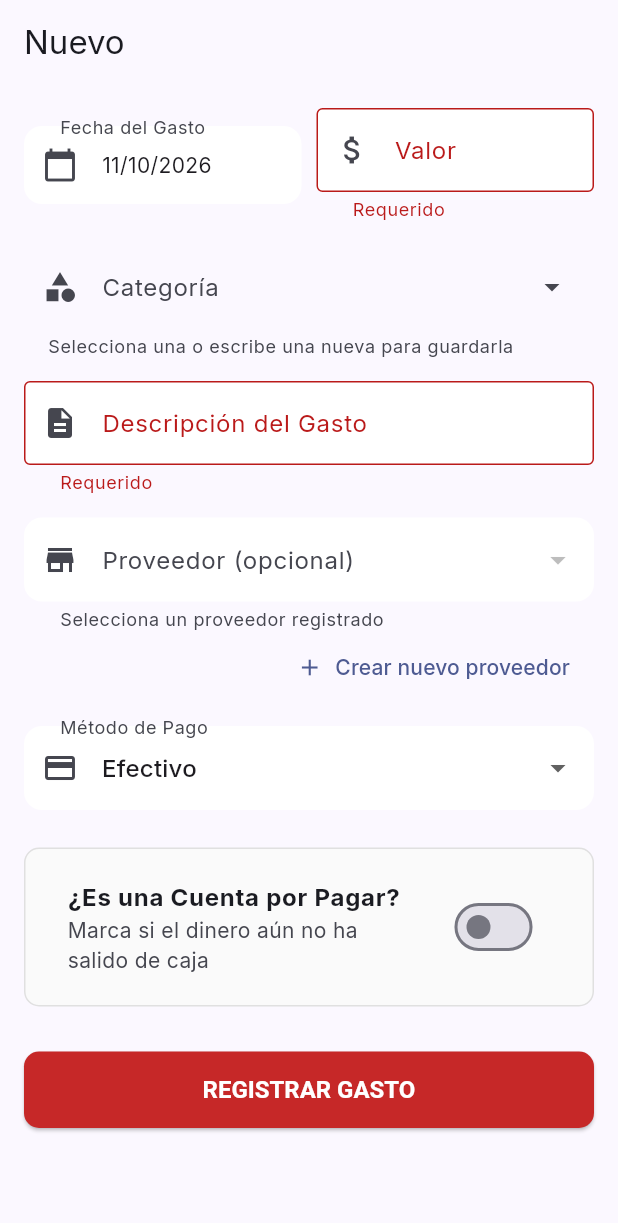
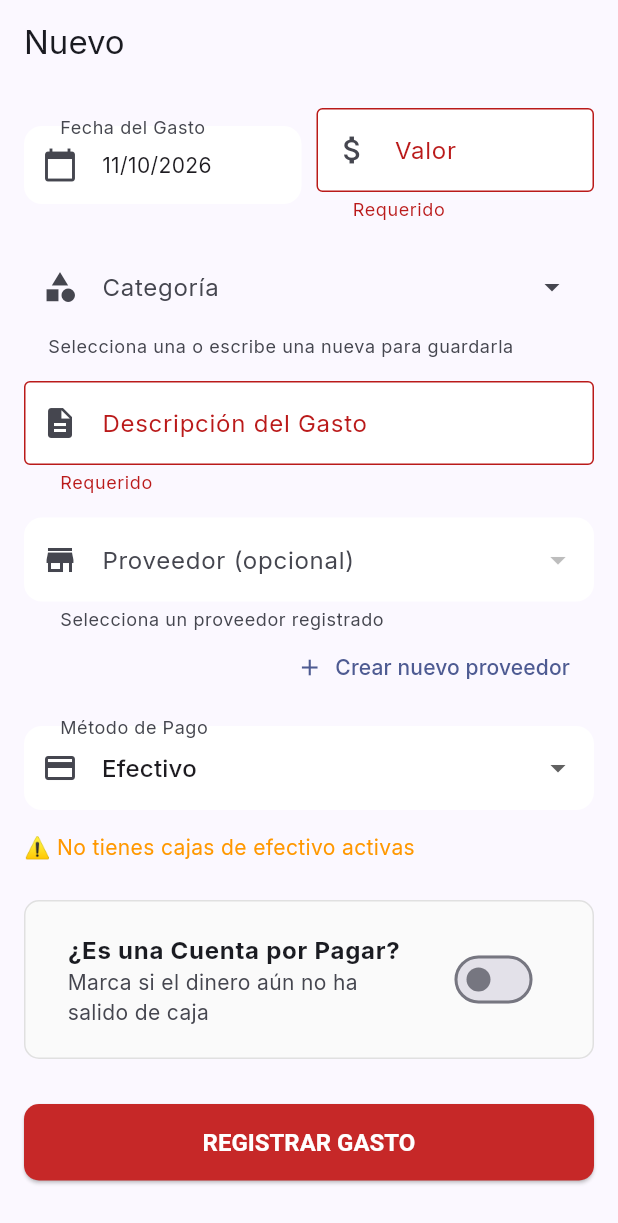
Before and after one commit to CesarRivera003/kontanegocios, a Flutter app: the SaveExpenseScreen screen opened by its route, after a tap on "REGISTRAR GASTO", on a phone screen of 412 x 824 dp. Shown: the top 1223 px of the screen. Run offline on Flutter 3.47's test engine with Material 3 defaults, Android fonts, the phone set to English and light mode, and no system bars; our stand-ins replace cloud_firestore, cloud_functions, connectivity_plus, file_picker, firebase_auth, firebase_core and 12 more; missing offline and left inert: excel, mobile_scanner, purchases_flutter, universal_html; accounts and stored records are empty.

Commit message:
Se ajusta proveedores, añadiendo nuevos campos y cambiando otros por opcionales, ademas, se ajusta costos y gastos agregando las cuentas de efectivo al seleccionar ese medio de pago, se ajusta tambien el username y codename en setup_wizard_screen

```diff
--- a/lib/features/clients/domain/provider_model.dart
+++ b/lib/features/clients/domain/provider_model.dart
@@ -1,9 +1,10 @@
-class ProviderModel { // Usamos ProviderModel para no confundir con la clase Provider de Riverpod
+class ProviderModel {
   final String id;
   final String name;
   final String nit; // Identificación
   final String phone;
-  final String email; // (Opcional pero útil)
+  final String email;
+  final String address; // <-- NUEVO: Dirección
 
   // Datos Bancarios
   final String bank;
@@ -16,9 +17,10 @@ class ProviderModel { // Usamos ProviderModel para no confundir con la clase Pro
   ProviderModel({
     required this.id,
     required this.name,
-    required this.nit,
+    this.nit = '', // <-- Ahora con valor por defecto vacío
     required this.phone,
     this.email = '',
+    this.address = '', // <-- NUEVO
     this.bank = '',
     this.accountType = 'Ahorros',
     this.accountNumber = '',
@@ -31,6 +33,7 @@ class ProviderModel { // Usamos ProviderModel para no confundir con la clase Pro
       'nit': nit,
       'phone': phone,
       'email': email,
+      'address': address, // <-- NUEVO
       'bank': bank,
       'accountType': accountType,
       'accountNumber': accountNumber,
@@ -45,6 +48,7 @@ class ProviderModel { // Usamos ProviderModel para no confundir con la clase Pro
       nit: map['nit'] ?? '',
       phone: map['phone'] ?? '',
       email: map['email'] ?? '',
+      address: map['address'] ?? '', // <-- NUEVO
       bank: map['bank'] ?? '',
       accountType: map['accountType'] ?? 'Ahorros',
       accountNumber: map['accountNumber'] ?? '',
--- a/lib/features/expenses/presentation/save_expense_screen.dart
+++ b/lib/features/expenses/presentation/save_expense_screen.dart
@@ -30,7 +30,7 @@ class _SaveExpenseScreenState extends ConsumerState<SaveExpenseScreen> {
 
   DateTime _selectedDate = DateTime.now();
   String _paymentMethod = 'Efectivo';
-  String? _selectedBankId;
+  String? _selectedAccountId;
 
   // Lógica de Pendientes
   bool _isPending = false;
@@ -45,7 +45,7 @@ class _SaveExpenseScreenState extends ConsumerState<SaveExpenseScreen> {
     _descCtrl = TextEditingController(text: e?.description ?? '');
     _providerCtrl = TextEditingController(text: e?.provider ?? '');
     _categoryCtrl = TextEditingController(text: e?.category ?? '');
-    _amountCtrl = TextEditingController(text: e != null ? CurrencyFormatter.format(e.amount).replaceAll(RegExp(r'[^0-9.]'), '') : ''); // Limpio para editar
+    _amountCtrl = TextEditingController(text: e != null ? CurrencyFormatter.format(e.amount).replaceAll(RegExp(r'[^0-9.]'), '') : '');
 
     _selectedDate = e?.date ?? DateTime.now();
     _paymentMethod = e?.paymentMethod ?? 'Efectivo';
@@ -100,14 +100,12 @@ class _SaveExpenseScreenState extends ConsumerState<SaveExpenseScreen> {
       final accounts = ref.read(bankAccountsProvider).value ?? [];
 
       String? savedBankName;
-      if (_paymentMethod == 'Transferencia') {
-        if (_selectedBankId != null) {
-          try {
-            savedBankName = accounts.firstWhere((a) => a.id == _selectedBankId).name;
-          } catch (_) {}
-        } else if (widget.expenseToEdit != null) {
-          savedBankName = widget.expenseToEdit!.bankName;
-        }
+      if (_selectedAccountId != null) {
+        try {
+          savedBankName = accounts.firstWhere((a) => a.id == _selectedAccountId).name;
+        } catch (_) {}
+      } else if (widget.expenseToEdit != null) {
+        savedBankName = widget.expenseToEdit!.bankName;
       }
 
       final expense = Expense(
@@ -186,15 +184,18 @@ class _SaveExpenseScreenState extends ConsumerState<SaveExpenseScreen> {
       if (!_isPending) {
         String? targetAccountId;
 
-        if (_paymentMethod == 'Efectivo') {
-          final cashAccounts = accounts.where((a) => a.isCash && a.isActive).toList();
-          if (cashAccounts.isNotEmpty) {
-             final defaultCash = cashAccounts.where((a) => a.isDefault).toList();
-             targetAccountId = defaultCash.isNotEmpty ? defaultCash.first.id : cashAccounts.first.id;
+        if (_paymentMethod == 'Efectivo' || _paymentMethod == 'Transferencia') {
+          targetAccountId = _selectedAccountId;
+
+          // Fallback de seguridad si por alguna razón vino nulo
+          if (targetAccountId == null) {
+            final isCash = _paymentMethod == 'Efectivo';
+            final relevantAccounts = accounts.where((a) => a.isActive && (isCash ? a.isCash : !a.isCash)).toList();
+            if (relevantAccounts.isNotEmpty) {
+              final defaultAcc = relevantAccounts.where((a) => a.isDefault).toList();
+              targetAccountId = defaultAcc.isNotEmpty ? defaultAcc.first.id : relevantAccounts.first.id;
+            }
           }
-        }
-        else if (_paymentMethod == 'Transferencia') {
-          targetAccountId = _selectedBankId;
         }
 
         if (targetAccountId != null) {
@@ -408,37 +409,49 @@ class _SaveExpenseScreenState extends ConsumerState<SaveExpenseScreen> {
                 items: ['Efectivo', 'Transferencia', 'Otros'].map((m) => DropdownMenuItem(value: m, child: Text(m))).toList(),
                 onChanged: (v) => setState(() {
                   _paymentMethod = v!;
-                  // Si cambia el método y no es transferencia, limpiamos el banco
-                  if (_paymentMethod != 'Transferencia') _selectedBankId = null;
+                  _selectedAccountId = null; // Reiniciamos la cuenta para que seleccione una válida del nuevo tipo
                 }),
               ),
 
-              // --- SELECTOR DE BANCO (NUEVO) ---
-              if (_paymentMethod == 'Transferencia') ...[
+              // --- SELECTOR DE CUENTA (EFECTIVO O BANCO) ---
+              if (_paymentMethod == 'Efectivo' || _paymentMethod == 'Transferencia') ...[
                 const SizedBox(height: 15),
                 Consumer(
                   builder: (context, ref, child) {
                     final accountsAsync = ref.watch(bankAccountsProvider);
+                    final isCash = _paymentMethod == 'Efectivo';
 
                     return accountsAsync.when(
                       data: (accounts) {
-                        // Filtramos solo bancos activos (no efectivo)
-                        final banks = accounts.where((a) => !a.isCash && a.isActive).toList();
+                        // Filtramos según el método de pago
+                        final filteredAccounts = accounts.where((a) => a.isActive && (isCash ? a.isCash : !a.isCash)).toList();
 
-                        if (banks.isEmpty) {
-                          return const Text("⚠️ No tienes bancos registrados en Tesorería", style: TextStyle(color: Colors.orange));
+                        if (filteredAccounts.isEmpty) {
+                          return Text(
+                            isCash ? "⚠️ No tienes cajas de efectivo activas" : "⚠️ No tienes bancos registrados en Tesorería",
+                            style: const TextStyle(color: Colors.orange),
+                          );
+                        }
+
+                        // Si no hay cuenta seleccionada o la actual no pertenece al filtro, auto-seleccionamos la predeterminada o la primera
+                        if (_selectedAccountId == null || !filteredAccounts.any((a) => a.id == _selectedAccountId)) {
+                          final defaultAcc = filteredAccounts.where((a) => a.isDefault).toList();
+                          _selectedAccountId = defaultAcc.isNotEmpty ? defaultAcc.first.id : filteredAccounts.first.id;
                         }
 
                         return DropdownButtonFormField<String>(
-                          value: _selectedBankId,
-                          decoration: const InputDecoration(
-                            labelText: 'Banco',
-                            border: OutlineInputBorder(),
-                            prefixIcon: Icon(Icons.account_balance)
+                          value: _selectedAccountId,
+                          decoration: InputDecoration(
+                            labelText: isCash ? 'Caja de Efectivo' : 'Banco',
+                            border: const OutlineInputBorder(),
+                            prefixIcon: Icon(isCash ? Icons.point_of_sale : Icons.account_balance),
                           ),
-                          items: banks.map((b) => DropdownMenuItem(value: b.id, child: Text(b.name))).toList(),
-                          onChanged: (val) => setState(() => _selectedBankId = val),
-                          validator: (v) => v == null ? 'Debes seleccionar un banco' : null,
+                          items: filteredAccounts.map((b) => DropdownMenuItem(
+                            value: b.id,
+                            child: Text('${b.name} (${CurrencyFormatter.format(b.balance)})'),
+                          )).toList(),
+                          onChanged: (val) => setState(() => _selectedAccountId = val),
+                          validator: (v) => v == null ? 'Debes seleccionar una cuenta' : null,
                         );
                       },
                       loading: () => const LinearProgressIndicator(),
```
Also changed, not shown: lib/features/clients/presentation/save_provider_screen.dart (+55 -11 lines), lib/features/onboarding/presentation/setup_wizard_screen.dart (+50 -10 lines), lib/shared/widgets/custom_text_field.dart (+16 -12 lines).
